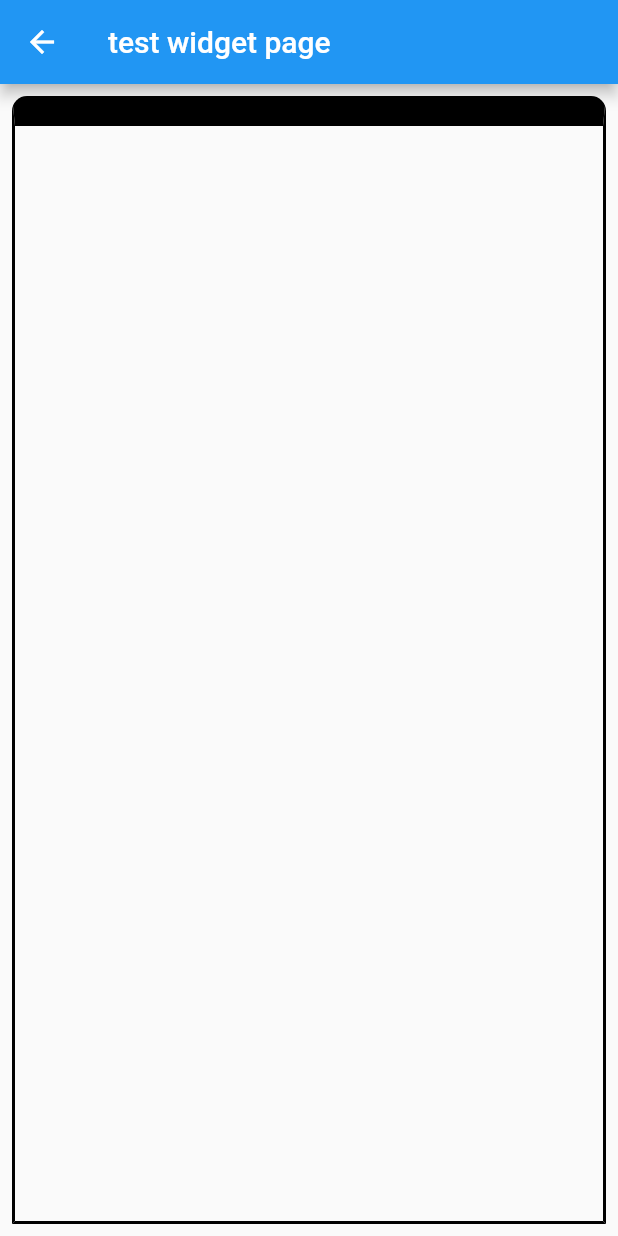
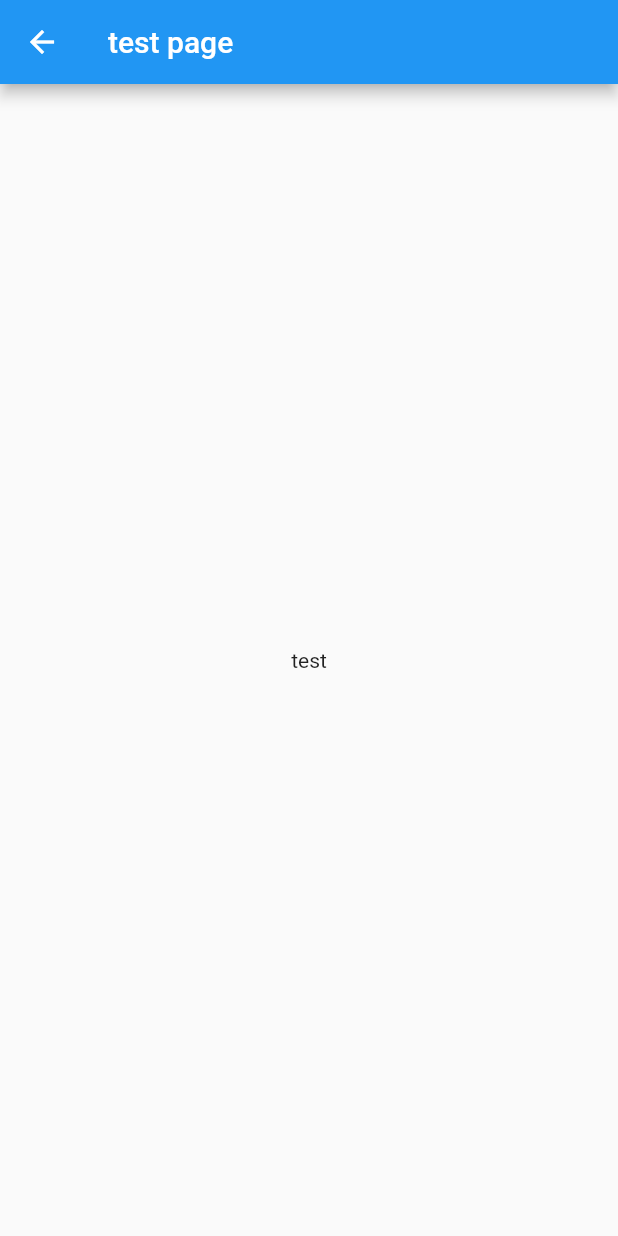
Before and after one commit to S-EmreCat/quizAppFlutter, a Flutter app: the TestWidgetScreen screen opened by its route, on a phone screen of 412 x 824 dp. Run offline on Flutter 3.47's test engine with Material 2 defaults, Android fonts, the phone set to English and light mode, and no system bars; our stand-ins replace dio; statements that could not run were skipped.

```diff
--- a/lib/core/initial/splash/splash_screen.dart
+++ b/lib/core/initial/splash/splash_screen.dart
@@ -13,7 +13,7 @@ class _SplashState extends State<Splash> {
   @override
   void initState() {
     Timer(const Duration(seconds: 3), () {
-      Navigator.pushReplacementNamed(context, 'test');
+      Navigator.pushReplacementNamed(context, 'question');
     });
 
     super.initState();
--- /dev/null
+++ b/lib/core/service/question_service.dart
@@ -0,0 +1,17 @@
+import 'package:dio/dio.dart';
+import 'service_constants.dart';
+
+class QuestionService {
+  static QuestionService? _instance;
+  static QuestionService get instance {
+    if (_instance != null) return _instance!;
+    _instance = QuestionService._init();
+    return _instance!;
+  }
+
+  late final Dio dio;
+
+  QuestionService._init() {
+    dio = Dio(BaseOptions(baseUrl: ServiceConstants.urlCustom));
+  }
+}
--- /dev/null
+++ b/lib/core/service/service_constants.dart
@@ -0,0 +1,5 @@
+class ServiceConstants {
+  static String urlCustom =
+      'https://the-trivia-api.com/api/questions?categories=film_and_tv&limit=10&difficulty=easy';
+  static String urlRandom = 'https://the-trivia-api.com/api/questions?limit=10';
+}
--- a/lib/test_widget.dart
+++ b/lib/test_widget.dart
@@ -12,26 +12,10 @@ class _TestWidgetScreenState extends State<TestWidgetScreen> {
   Widget build(BuildContext context) {
     return Scaffold(
       appBar: AppBar(
-        title: const Text("test widget page"),
+        title: const Text("test page"),
       ),
-      body: Padding(
-        padding: const EdgeInsets.all(8.0),
-        child: Container(
-          decoration: const BoxDecoration(
-              borderRadius: BorderRadius.only(
-                  topLeft: Radius.circular(10), topRight: Radius.circular(10))),
-          clipBehavior: Clip.antiAlias,
-          child: Container(
-            decoration: const BoxDecoration(
-              border: Border(
-                top: BorderSide(color: Colors.black, width: 20),
-                left: BorderSide(color: Colors.black, width: 2),
-                bottom: BorderSide(color: Colors.black, width: 2),
-                right: BorderSide(color: Colors.black, width: 2),
-              ),
-            ),
-          ),
-        ),
+      body: const Center(
+        child: Text("test"),
       ),
     );
   }
--- /dev/null
+++ b/lib/view/quiz/question_model.dart
@@ -0,0 +1,30 @@
+import 'package:json_annotation/json_annotation.dart';
+
+part 'question_model.g.dart';
+
+@JsonSerializable()
+class QuestionModel {
+  String? category;
+  String? id;
+  String? correctAnswer;
+  List<String>? incorrectAnswers;
+  String? question;
+  String? difficulty;
+
+  QuestionModel({
+    this.category,
+    this.id,
+    this.correctAnswer,
+    this.incorrectAnswers,
+    this.question,
+    this.difficulty,
+  });
+
+  factory QuestionModel.fromJson(Map<String, dynamic> json) {
+    return _$QuestionModelFromJson(json);
+  }
+
+  Map<String, dynamic> toJson() {
+    return _$QuestionModelToJson(this);
+  }
+}
--- /dev/null
+++ b/lib/view/quiz/question_viewmodel.dart
@@ -0,0 +1,19 @@
+import 'package:flutter/cupertino.dart';
+import '../../core/service/question_service.dart';
+import 'question_model.dart';
+
+class QuestionProvider extends ChangeNotifier {
+  final _service = QuestionService();
+  bool isLoading = false;
+  List<QuestionModel> _questions = [];
+  List<QuestionModel> get questions => _questions;
+
+  Future<void> getAllQuestions() async {
+    isLoading = true;
+    notifyListeners();
+    final response = await _service.getAll();
+    _questions = response;
+    isLoading = false;
+    notifyListeners();
+  }
+}
```
Also changed, not shown: lib/main.dart (+10 -3 lines), lib/view/quiz/question.screen.dart (added, +54 -0 lines), pubspec.yaml (+9 -0 lines), lib/core/constants/durations.dart (added), lib/view/login/login_screen.dart (added), lib/view/quiz/question_model.g.dart (added), lib/view/score/score_screen.dart (added), pubspec.lock.
